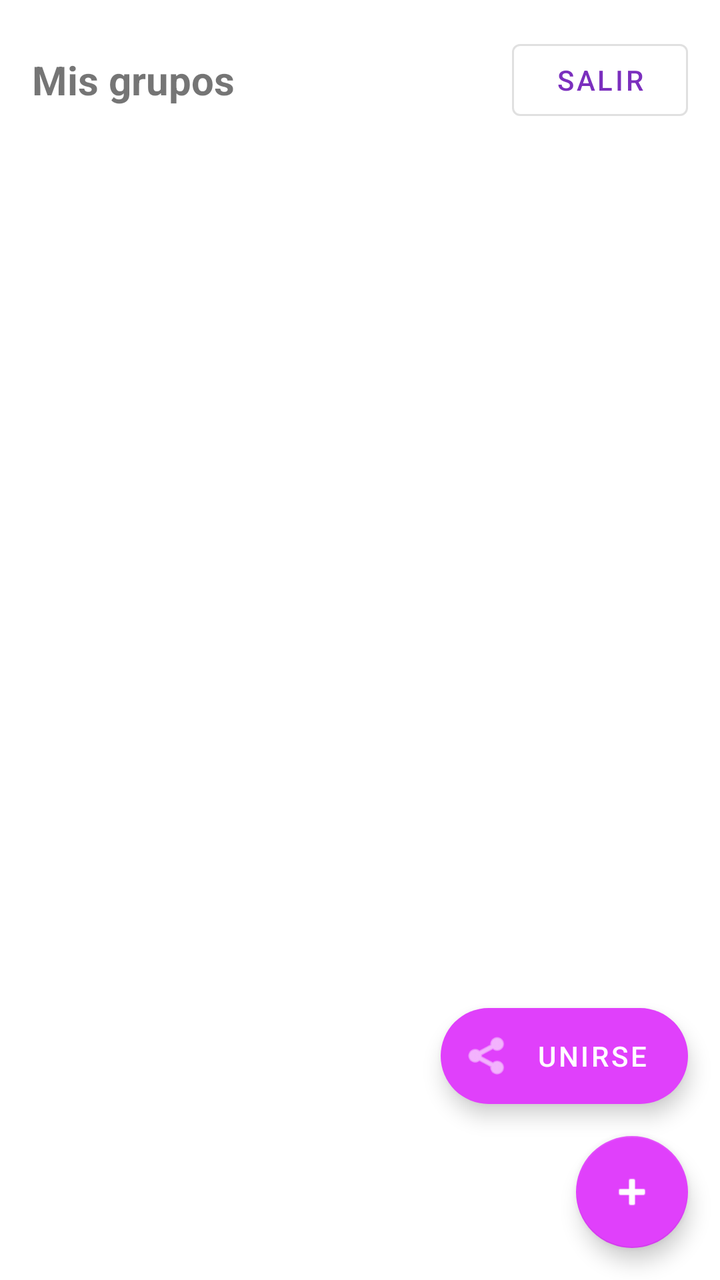
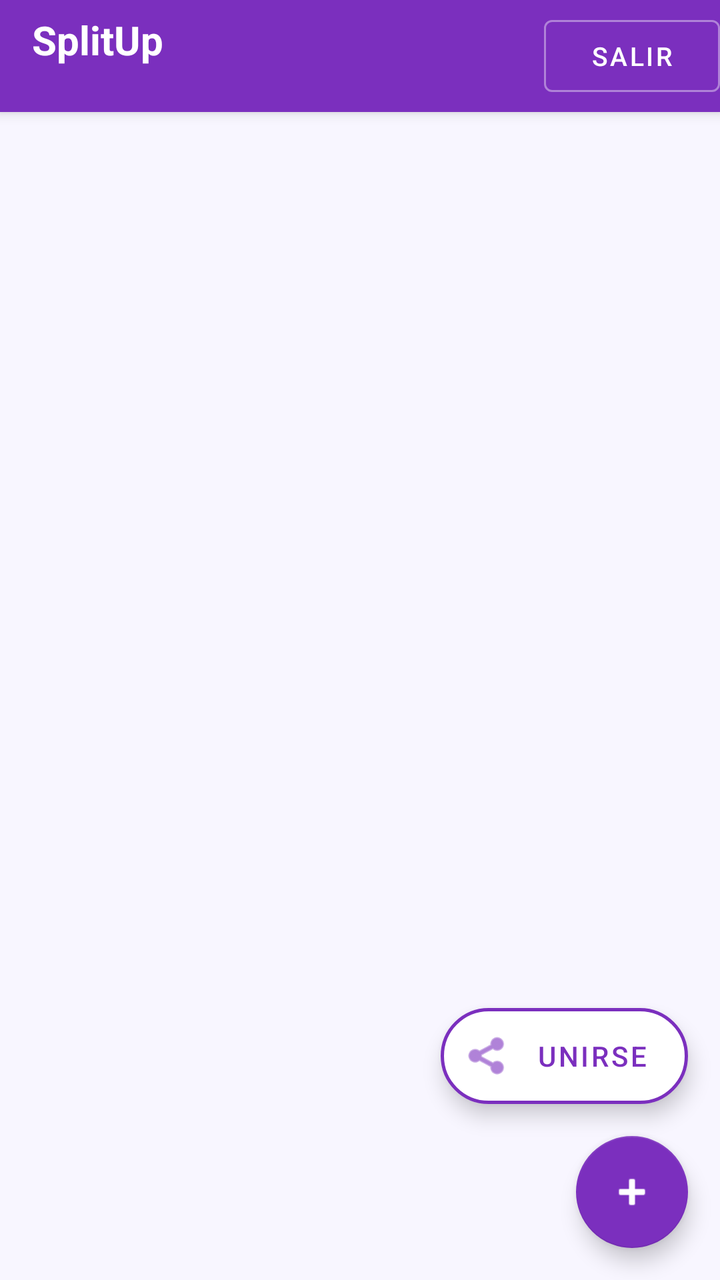

An Android layout rendered at two revisions. The XML below is the earlier revision; the diff shows what the commit changed to produce the second picture.
<!-- AndroidManifest.xml: application theme Theme.SplitUp -->
<!-- res/layout/activity_group_list.xml -->
<?xml version="1.0" encoding="utf-8"?>
<androidx.coordinatorlayout.widget.CoordinatorLayout
    xmlns:android="http://schemas.android.com/apk/res/android"
    xmlns:app="http://schemas.android.com/apk/res-auto"
    android:layout_width="match_parent"
    android:layout_height="match_parent">

    <LinearLayout
        android:layout_width="match_parent"
        android:layout_height="match_parent"
        android:orientation="vertical">

        <LinearLayout
            android:layout_width="match_parent"
            android:layout_height="wrap_content"
            android:orientation="horizontal"
            android:padding="16dp"
            android:gravity="center_vertical">

            <TextView
                android:layout_width="0dp"
                android:layout_height="wrap_content"
                android:layout_weight="1"
                android:text="Mis grupos"
                android:textSize="20sp"
                android:textStyle="bold"/>

            <com.google.android.material.button.MaterialButton
                android:id="@+id/btnLogout"
                android:layout_width="wrap_content"
                android:layout_height="wrap_content"
                android:text="Salir"
                style="@style/Widget.MaterialComponents.Button.OutlinedButton"/>

        </LinearLayout>

        <ProgressBar
            android:id="@+id/progressBar"
            android:layout_width="wrap_content"
            android:layout_height="wrap_content"
            android:layout_gravity="center_horizontal"
            android:visibility="gone"/>

        <TextView
            android:id="@+id/tvEmpty"
            android:layout_width="match_parent"
            android:layout_height="wrap_content"
            android:text="No tienes grupos todavía. ¡Crea uno!"
            android:gravity="center"
            android:padding="32dp"
            android:visibility="gone"/>

        <androidx.recyclerview.widget.RecyclerView
            android:id="@+id/recyclerGroups"
            android:layout_width="match_parent"
            android:layout_height="0dp"
            android:layout_weight="1"
            android:padding="8dp"/>

    </LinearLayout>

    
    <com.google.android.material.floatingactionbutton.ExtendedFloatingActionButton
        android:id="@+id/fabJoinGroup"
        android:layout_width="wrap_content"
        android:layout_height="wrap_content"
        android:layout_gravity="bottom|end"
        android:layout_marginEnd="16dp"
        android:layout_marginBottom="88dp"
        android:text="Unirse"
        app:icon="@android:drawable/ic_menu_share"/>

    <com.google.android.material.floatingactionbutton.FloatingActionButton
        android:id="@+id/fabNewGroup"
        android:layout_width="wrap_content"
        android:layout_height="wrap_content"
        android:layout_gravity="bottom|end"
        android:layout_margin="16dp"
        android:contentDescription="Nuevo grupo"
        app:srcCompat="@android:drawable/ic_input_add"/>

</androidx.coordinatorlayout.widget.CoordinatorLayout>
<!-- resources referenced by this layout -->
<resources>
  <style name="Theme.SplitUp" parent="Theme.MaterialComponents.DayNight.DarkActionBar">
          <item name="colorPrimary">#7B2FBE</item>
          <item name="colorPrimaryVariant">#5C1A9A</item>
          <item name="colorOnPrimary">@android:color/white</item>
          <item name="colorSecondary">#E040FB</item>
          <item name="colorOnSecondary">@android:color/white</item>
          <item name="android:statusBarColor">#5C1A9A</item>
      </style>
</resources>

<!-- the commit's change to res/layout/activity_group_list.xml (unified diff, before → after) -->
@@ -3,51 +3,94 @@
     xmlns:android="http://schemas.android.com/apk/res/android"
     xmlns:app="http://schemas.android.com/apk/res-auto"
     android:layout_width="match_parent"
-    android:layout_height="match_parent">
+    android:layout_height="match_parent"
+    android:background="@color/colorBackground"
+    android:fitsSystemWindows="true">
 
+    
+    <com.google.android.material.appbar.AppBarLayout
+        android:id="@+id/appBarLayout"
+        android:layout_width="match_parent"
+        android:layout_height="wrap_content"
+        android:background="@color/colorPrimary"
+        app:elevation="4dp">
+
+        <androidx.appcompat.widget.Toolbar
+            android:id="@+id/toolbar"
+            android:layout_width="match_parent"
+            android:layout_height="?attr/actionBarSize"
+            android:background="@android:color/transparent"
+            app:layout_scrollFlags="scroll|enterAlways">
+
+            <LinearLayout
+                android:layout_width="match_parent"
+                android:layout_height="wrap_content"
+                android:orientation="horizontal"
+                android:gravity="center_vertical">
+
+                <LinearLayout
+                    android:layout_width="0dp"
+                    android:layout_height="wrap_content"
+                    android:layout_weight="1"
+                    android:orientation="vertical">
+
+                    <TextView
+                        android:layout_width="wrap_content"
+                        android:layout_height="wrap_content"
+                        android:text="SplitUp"
+                        android:textSize="20sp"
+                        android:textStyle="bold"
+                        android:textColor="@android:color/white"/>
+
+                    <TextView
+                        android:id="@+id/tvUserName"
+                        android:layout_width="wrap_content"
+                        android:layout_height="wrap_content"
+                        android:textSize="12sp"
+                        android:textColor="#CCFFFFFF"/>
+
+                </LinearLayout>
+
+                <com.google.android.material.button.MaterialButton
+                    android:id="@+id/btnLogout"
+                    android:layout_width="wrap_content"
+                    android:layout_height="wrap_content"
+                    android:text="Salir"
+                    android:textColor="@android:color/white"
+                    android:textSize="13sp"
+                    app:strokeColor="#66FFFFFF"
+                    app:strokeWidth="1dp"
+                    style="@style/Widget.MaterialComponents.Button.OutlinedButton"/>
+
+            </LinearLayout>
+        </androidx.appcompat.widget.Toolbar>
+
+    </com.google.android.material.appbar.AppBarLayout>
+
+    
     <LinearLayout
         android:layout_width="match_parent"
         android:layout_height="match_parent"
-        android:orientation="vertical">
-
-        <LinearLayout
-            android:layout_width="match_parent"
-            android:layout_height="wrap_content"
-            android:orientation="horizontal"
-            android:padding="16dp"
-            android:gravity="center_vertical">
-
-            <TextView
-                android:layout_width="0dp"
-                android:layout_height="wrap_content"
-                android:layout_weight="1"
-                android:text="Mis grupos"
-                android:textSize="20sp"
-                android:textStyle="bold"/>
-
-            <com.google.android.material.button.MaterialButton
-                android:id="@+id/btnLogout"
-                android:layout_width="wrap_content"
-                android:layout_height="wrap_content"
-                android:text="Salir"
-                style="@style/Widget.MaterialComponents.Button.OutlinedButton"/>
-
-        </LinearLayout>
+        android:orientation="vertical"
+        app:layout_behavior="@string/appbar_scrolling_view_behavior">
 
         <ProgressBar
             android:id="@+id/progressBar"
             android:layout_width="wrap_content"
             android:layout_height="wrap_content"
             android:layout_gravity="center_horizontal"
+            android:layout_marginTop="24dp"
             android:visibility="gone"/>
 
         <TextView
             android:id="@+id/tvEmpty"
             android:layout_width="match_parent"
             android:layout_height="wrap_content"
-            android:text="No tienes grupos todavía. ¡Crea uno!"
+            android:text="No tienes grupos todavía.&#10;¡Pulsa + para crear uno!"
             android:gravity="center"
-            android:padding="32dp"
+            android:padding="40dp"
+            android:textSize="15sp"
+            android:textColor="@color/colorTextGrey"
             android:visibility="gone"/>
 
         <androidx.recyclerview.widget.RecyclerView
@@ -55,7 +98,11 @@
             android:layout_width="match_parent"
             android:layout_height="0dp"
             android:layout_weight="1"
-            android:padding="8dp"/>
+            android:paddingStart="8dp"
+            android:paddingEnd="8dp"
+            android:paddingTop="8dp"
+            android:paddingBottom="80dp"
+            android:clipToPadding="false"/>
 
     </LinearLayout>
 
@@ -68,8 +115,14 @@
         android:layout_marginEnd="16dp"
         android:layout_marginBottom="88dp"
         android:text="Unirse"
-        app:icon="@android:drawable/ic_menu_share"/>
+        android:textColor="@color/colorPrimary"
+        app:backgroundTint="@color/colorSurface"
+        app:strokeColor="@color/colorPrimary"
+        app:strokeWidth="1.5dp"
+        app:icon="@android:drawable/ic_menu_share"
+        app:iconTint="@color/colorPrimary"/>
 
+    
     <com.google.android.material.floatingactionbutton.FloatingActionButton
         android:id="@+id/fabNewGroup"
         android:layout_width="wrap_content"
@@ -77,6 +130,8 @@
         android:layout_gravity="bottom|end"
         android:layout_margin="16dp"
         android:contentDescription="Nuevo grupo"
+        app:backgroundTint="@color/colorPrimary"
+        app:tint="@android:color/white"
         app:srcCompat="@android:drawable/ic_input_add"/>
 
 </androidx.coordinatorlayout.widget.CoordinatorLayout>
<!-- resource entries referenced after the edit -->
@@ -1,12 +1,55 @@
 <!-- resources referenced by this layout -->
 <resources>
-  <style name="Theme.SplitUp" parent="Theme.MaterialComponents.DayNight.DarkActionBar">
-          <item name="colorPrimary">#7B2FBE</item>
-          <item name="colorPrimaryVariant">#5C1A9A</item>
+  <color name="colorBackground">#F8F6FF</color>
+  <color name="colorPrimary">#7B2FBE</color>
+  <color name="colorSurface">#FFFFFF</color>
+  <color name="colorTextGrey">#888888</color>
+  <style name="Theme.SplitUp" parent="Theme.MaterialComponents.DayNight.NoActionBar">
+          <item name="colorPrimary">@color/colorPrimary</item>
+          <item name="colorPrimaryVariant">@color/colorPrimaryDark</item>
           <item name="colorOnPrimary">@android:color/white</item>
-          <item name="colorSecondary">#E040FB</item>
+          <item name="colorSecondary">@color/colorSecondary</item>
           <item name="colorOnSecondary">@android:color/white</item>
-          <item name="android:statusBarColor">#5C1A9A</item>
+          <item name="android:statusBarColor">@color/colorPrimaryDark</item>
+          <item name="android:windowBackground">@color/colorBackground</item>
+  
+          
+          <item name="toolbarStyle">@style/SplitUp.Toolbar</item>
+  
+          
+          <item name="tabStyle">@style/SplitUp.TabItem</item>
+  
+          
+          <item name="colorControlActivated">@color/colorPrimary</item>
+          <item name="colorControlNormal">@color/colorTextGrey</item>
+  
+          
+          <item name="materialButtonStyle">@style/SplitUp.Button.Primary</item>
+          <item name="materialButtonOutlinedStyle">@style/SplitUp.Button.Outlined</item>
+      </style>
+  <color name="colorPrimaryDark">#5C1A9A</color>
+  <color name="colorSecondary">#E040FB</color>
+  <style name="SplitUp.Toolbar" parent="Widget.MaterialComponents.Toolbar">
+          <item name="background">@color/colorPrimary</item>
+          <item name="titleTextColor">@android:color/white</item>
+          <item name="subtitleTextColor">#CCFFFFFF</item>
+      </style>
+  <style name="SplitUp.TabItem" parent="Widget.MaterialComponents.TabLayout">
+          <item name="tabIndicatorColor">@android:color/white</item>
+          <item name="tabSelectedTextColor">@android:color/white</item>
+          <item name="tabTextColor">#BBFFFFFF</item>
+          <item name="tabBackground">@color/colorPrimary</item>
+          <item name="tabIndicatorFullWidth">false</item>
+      </style>
+  <style name="SplitUp.Button.Primary" parent="Widget.MaterialComponents.Button">
+          <item name="backgroundTint">@color/colorPrimary</item>
+          <item name="android:textColor">@android:color/white</item>
+          <item name="cornerRadius">8dp</item>
+      </style>
+  <style name="SplitUp.Button.Outlined" parent="Widget.MaterialComponents.Button.OutlinedButton">
+          <item name="strokeColor">@color/colorPrimary</item>
+          <item name="android:textColor">@color/colorPrimary</item>
+          <item name="cornerRadius">8dp</item>
       </style>
 </resources>
 
